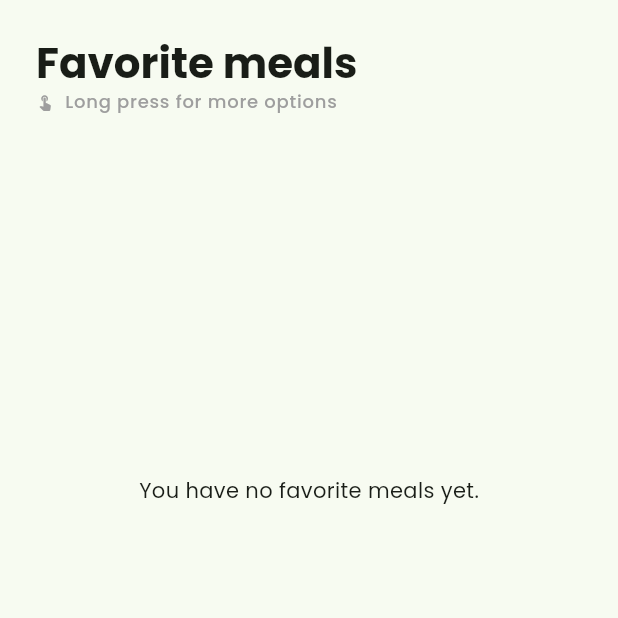
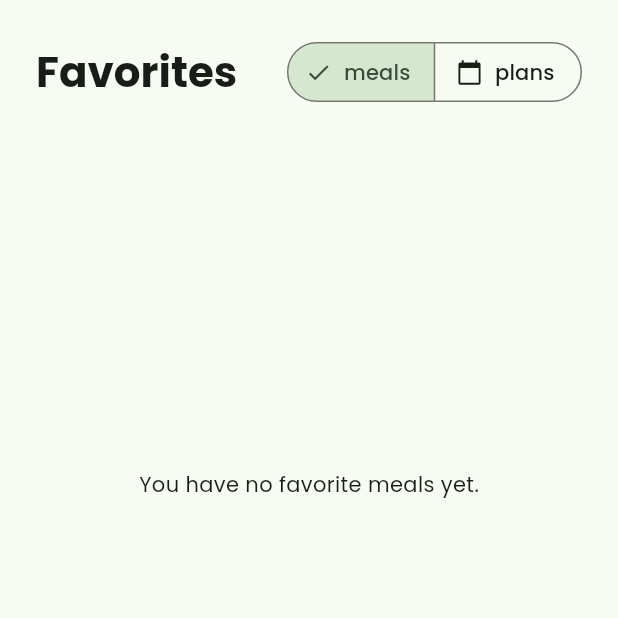
Before and after one commit to p-olszewski/DietDesigner, a Flutter app: the FavoritesTab screen opened directly, on a phone screen of 412 x 824 dp, the top half of it. Run offline on Flutter 3.47's test engine with Material 2 defaults, Android fonts, the phone set to English and light mode, and no system bars; our stand-ins replace cloud_firestore, firebase_auth, firebase_core, flutter_dotenv, fluttertoast, google_fonts and 1 more; missing offline and left inert: weekly_date_picker; accounts and stored records are empty.

Commit message:
add segmented button to the favorite tab

```diff
--- a/lib/widgets/favorites_tab.dart
+++ b/lib/widgets/favorites_tab.dart
@@ -16,6 +16,8 @@ class FavoritesTab extends StatefulWidget {
 
 class _FavoritesTabState extends State<FavoritesTab> {
   final bool _isLoading = false;
+  final List<String> _options = ['meals', 'plan'];
+  String _selectedOption = 'meals';
 
   @override
   void initState() {
@@ -37,19 +39,31 @@ class _FavoritesTabState extends State<FavoritesTab> {
             child: Column(
               crossAxisAlignment: CrossAxisAlignment.start,
               children: [
-                Text(
-                  "Favorite meals",
-                  style: Theme.of(context).textTheme.headlineMedium!.copyWith(fontWeight: FontWeight.bold),
-                ),
                 Row(
+                  mainAxisAlignment: MainAxisAlignment.spaceBetween,
                   children: [
-                    const Icon(Icons.touch_app, color: Colors.grey, size: 12),
                     Text(
-                      "  Long press for more options",
-                      style: Theme.of(context).textTheme.labelMedium!.copyWith(color: Colors.grey),
+                      "Favorites",
+                      style: Theme.of(context).textTheme.headlineMedium!.copyWith(fontWeight: FontWeight.bold),
+                    ),
+                    SegmentedButton(
+                      segments: const [
+                        ButtonSegment(
+                          value: 'meals',
+                          label: Text('meals'),
+                          icon: Icon(Icons.restaurant),
+                        ),
+                        ButtonSegment(
+                          value: 'plans',
+                          label: Text('plans'),
+                          icon: Icon(Icons.calendar_today),
+                        ),
+                      ],
+                      selected: {_selectedOption},
+                      onSelectionChanged: (value) => setState(() => _selectedOption = value.first),
                     ),
                   ],
-                )
+                ),
               ],
             ),
           ),
```
